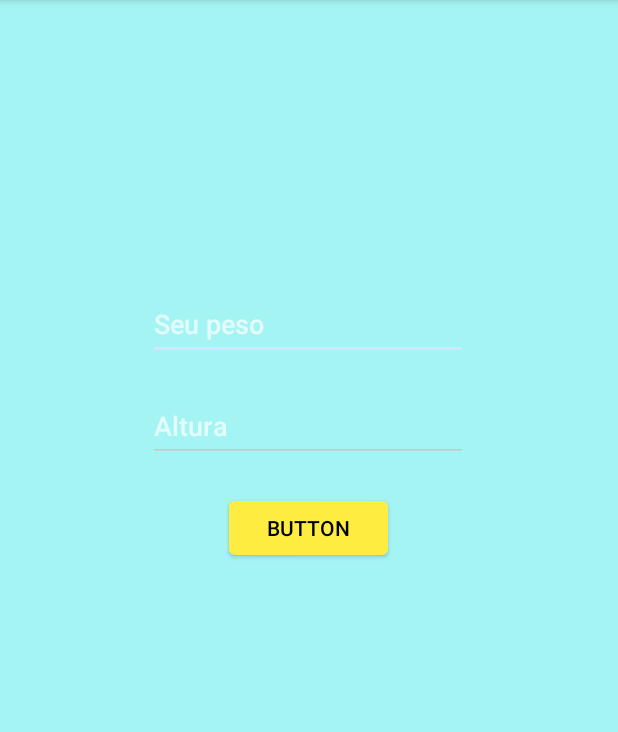
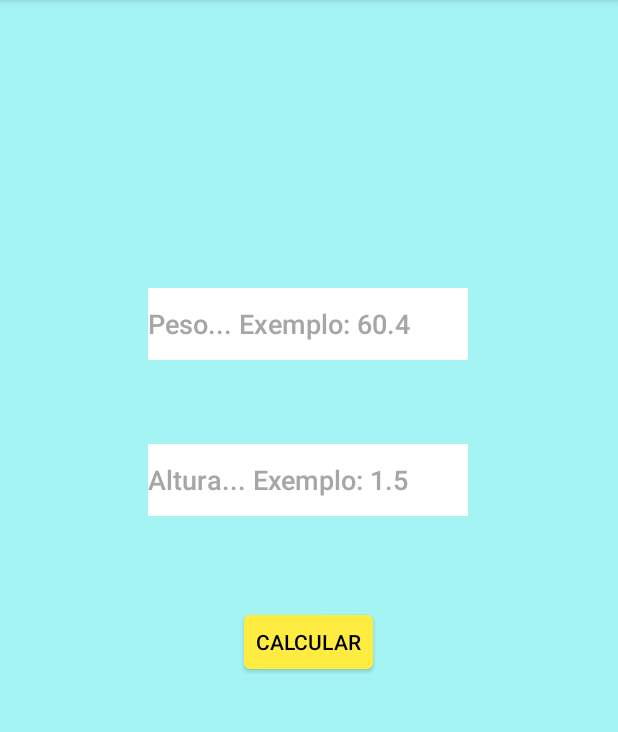
Before and after one commit to GabrielSantana7791/Calculadora-de-IMC, an Android app: the fragment TelaInicial shown on its own in the app's theme, on a phone screen of 412 x 824 dp, the part 84-816 px from its top. Run offline under Robolectric (Android 15) with nearby library versions, the phone set to English and light mode, and no system bars.

Commit message:
add images, text resultado... etc

```diff
--- a/app/src/main/res/layout/fragment_tela_inicial.xml
+++ b/app/src/main/res/layout/fragment_tela_inicial.xml
@@ -9,16 +9,20 @@
     <androidx.constraintlayout.widget.ConstraintLayout
         android:layout_width="match_parent"
         android:layout_height="match_parent"
-        android:background="@color/teal_100">>
+        android:background="@color/teal_100"><![CDATA[>
+
+
+
+        ]]>
 
         <Button
             android:id="@+id/btn_tela_inicial"
-            android:layout_width="114dp"
+            android:layout_width="wrap_content"
             android:layout_height="wrap_content"
-            android:layout_marginTop="20dp"
-            android:text="Button"
+            android:layout_marginTop="60dp"
+            android:backgroundTint="@color/yellow"
+            android:text="Calcular"
             android:textColor="@color/black"
-            android:backgroundTint="@color/yellow"
             app:layout_constraintBottom_toBottomOf="parent"
             app:layout_constraintEnd_toEndOf="parent"
             app:layout_constraintHorizontal_bias="0.498"
@@ -27,35 +31,41 @@
             app:layout_constraintVertical_bias="0.0" />
 
         <EditText
-            android:digits="1234567890."
+
             android:id="@+id/textNumber_peso"
             android:layout_width="wrap_content"
             android:layout_height="wrap_content"
+            android:background="@color/white"
             android:ems="10"
-            android:hint="Seu peso"
-            android:inputType="numberDecimal"
+            android:hint="Peso... Exemplo: 60.4"
+            android:inputType="date"
             android:minHeight="48dp"
+            android:textColor="@color/black"
+            android:textColorHint="@color/silver"
             app:layout_constraintBottom_toBottomOf="parent"
             app:layout_constraintEnd_toEndOf="parent"
             app:layout_constraintHorizontal_bias="0.497"
             app:layout_constraintStart_toStartOf="parent"
             app:layout_constraintTop_toTopOf="parent"
-            app:layout_constraintVertical_bias="0.267" />
+            app:layout_constraintVertical_bias="0.267"/>
 
         <EditText
             android:id="@+id/textNumber_altura"
             android:layout_width="wrap_content"
             android:layout_height="wrap_content"
-            android:layout_marginTop="20dp"
+            android:layout_marginTop="56dp"
+            android:background="@color/white"
             android:ems="10"
-            android:hint="Altura"
-            android:inputType="number"
+            android:hint="Altura... Exemplo: 1.5"
+            android:inputType="date"
             android:minHeight="48dp"
-            android:digits="0123456789"
+            android:textColor="@color/black"
+            android:textColorHint="@color/silver"
             app:layout_constraintEnd_toEndOf="parent"
             app:layout_constraintHorizontal_bias="0.497"
             app:layout_constraintStart_toStartOf="parent"
             app:layout_constraintTop_toBottomOf="@+id/textNumber_peso" />
 
+
     </androidx.constraintlayout.widget.ConstraintLayout>
 </FrameLayout>
--- a/app/src/main/res/values/colors.xml
+++ b/app/src/main/res/values/colors.xml
@@ -9,4 +9,5 @@
     <color name="black">#FF000000</color>
     <color name="white">#FFFFFFFF</color>
     <color name="yellow">#FFEC41</color>
+    <color name="silver">#A6A6A6</color>
 </resources>
```
Also changed, not shown: app/src/main/java/com/gabrielsoft/calculadoradeimc/Calculadora.java (+5 -6 lines), app/src/main/res/layout/fragment_resultado.xml (+6 -2 lines), app/src/main/res/values/resultado.xml (+4 -4 lines), app/src/main/res/drawable-v24/obesidade3.png (renamed from app/src/main/res/drawable-v24/obesidade2.png), app/src/main/res/drawable/obesidade2.png (added).
